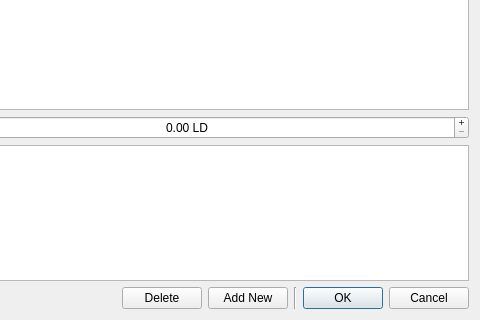
The window that src/SimpleInvoice/dialognew.ui (mbnoimi/SimpleInvoice) describes before a commit, drawn with Qt 5; both pictures show x 161 to 641 and y 122 to 442 of the 641 by 442 pixel window.
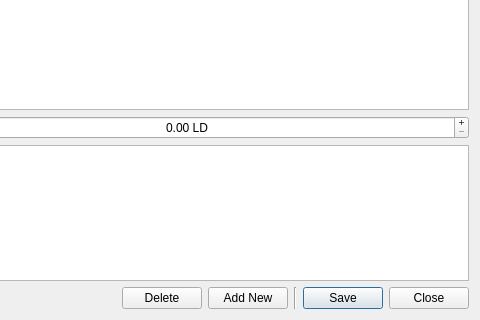
The same window after the commit. Icons and pictures are not drawn.

```diff
--- a/src/SimpleInvoice/dialognew.ui
+++ b/src/SimpleInvoice/dialognew.ui
@@ -346,7 +346,7 @@
       <item>
        <widget class="QPushButton" name="pushButton_ok">
         <property name="text">
-         <string>OK</string>
+         <string>Save</string>
         </property>
         <property name="icon">
          <iconset resource="res.qrc">
@@ -360,7 +360,7 @@
       <item>
        <widget class="QPushButton" name="pushButton_cancel">
         <property name="text">
-         <string>Cancel</string>
+         <string>Close</string>
         </property>
         <property name="icon">
          <iconset resource="res.qrc">
```
Left out of the diff: 2 changed lines with no effect on the pictures.
